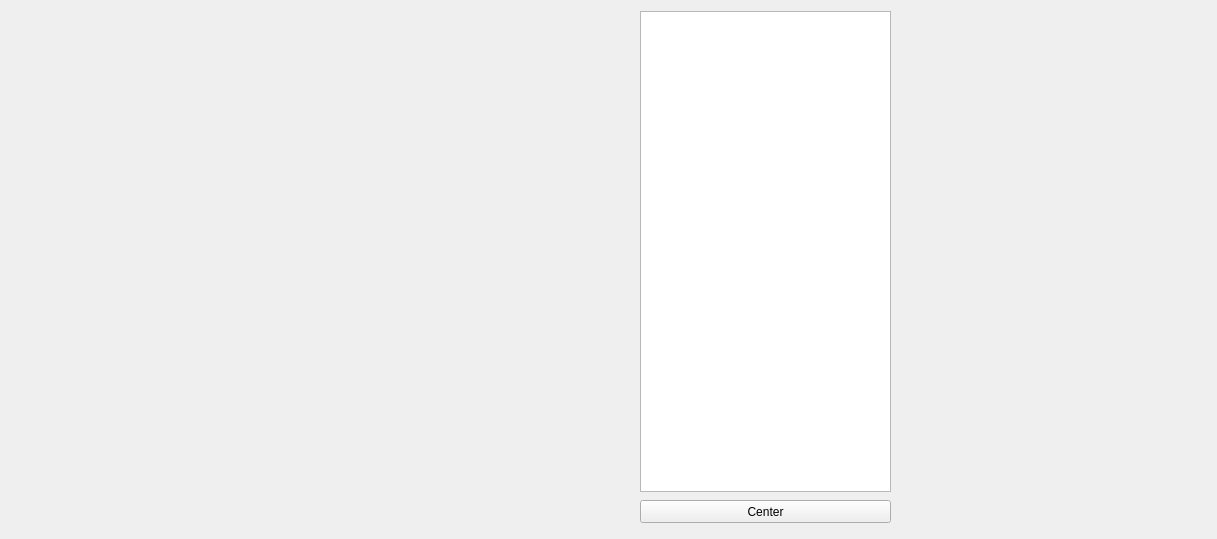
Old version of the form UI/StonksMainWindow.ui in the repository ShinokuS/StonksApp.
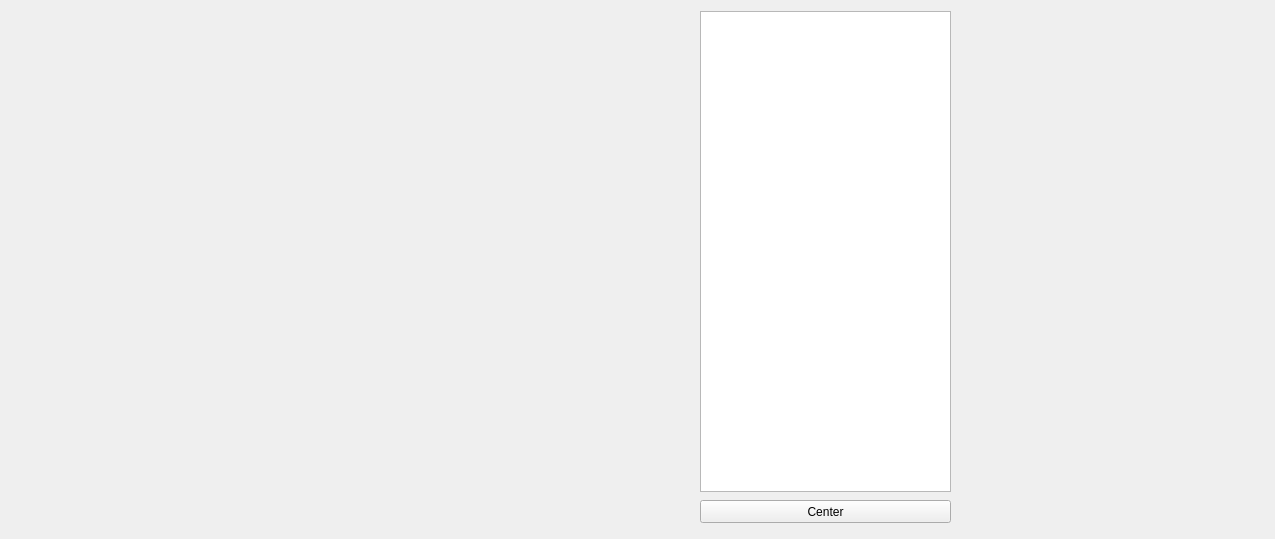
New version of the form.

```diff
--- a/UI/StonksMainWindow.ui
+++ b/UI/StonksMainWindow.ui
@@ -6,7 +6,7 @@
    <rect>
     <x>0</x>
     <y>0</y>
-    <width>1217</width>
+    <width>1275</width>
     <height>539</height>
    </rect>
   </property>
@@ -17,7 +17,7 @@
    <widget class="QWidget" name="graphWidget" native="true">
     <property name="geometry">
      <rect>
-      <x>890</x>
+      <x>950</x>
       <y>10</y>
       <width>331</width>
       <height>521</height>
@@ -27,7 +27,7 @@
    <widget class="QPushButton" name="centerButton">
     <property name="geometry">
      <rect>
-      <x>640</x>
+      <x>700</x>
       <y>500</y>
       <width>251</width>
       <height>23</height>
@@ -40,7 +40,7 @@
    <widget class="QTableView" name="tableView">
     <property name="geometry">
      <rect>
-      <x>640</x>
+      <x>700</x>
       <y>11</y>
       <width>251</width>
       <height>481</height>
@@ -51,11 +51,24 @@
     <property name="geometry">
      <rect>
       <x>-1</x>
+      <y>30</y>
+      <width>701</width>
+      <height>491</height>
+     </rect>
+    </property>
+   </widget>
+   <widget class="QLabel" name="label">
+    <property name="geometry">
+     <rect>
+      <x>620</x>
       <y>10</y>
-      <width>641</width>
-      <height>511</height>
+      <width>71</width>
+      <height>20</height>
      </rect>
     </property>
+    <property name="text">
+     <string/>
+    </property>
    </widget>
   </widget>
  </widget>
```
